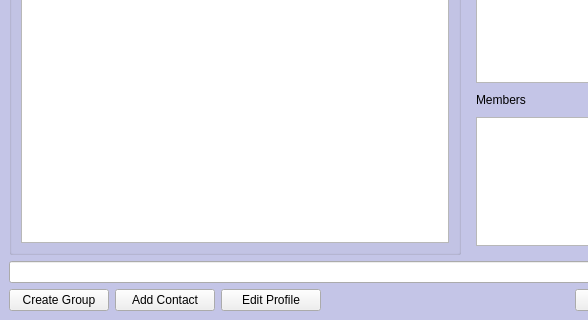
This is chatScreen.ui in elroydsouza/MessagingApp-SDI as Qt 5 draws it before an edit; both pictures show x 0 to 588 and y 180 to 500 of the 750 by 500 pixel window. The edited form follows.
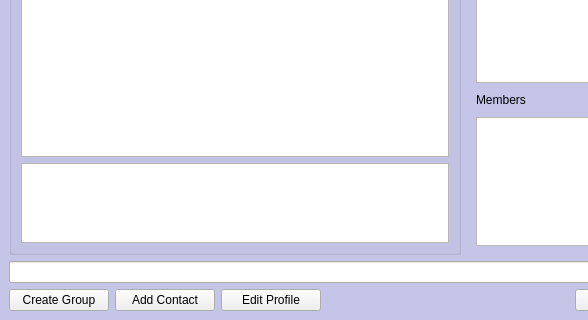
This is the edited form.

Commit message: Added online user functionality

What changed in the file:
```diff
--- a/chatScreen.ui
+++ b/chatScreen.ui
@@ -124,6 +124,16 @@
            </property>
           </widget>
          </item>
+         <item>
+          <widget class="QListWidget" name="listWidgetActivity">
+           <property name="maximumSize">
+            <size>
+             <width>16777215</width>
+             <height>80</height>
+            </size>
+           </property>
+          </widget>
+         </item>
         </layout>
        </widget>
       </item>
```
The commit also changes 2 other files.
